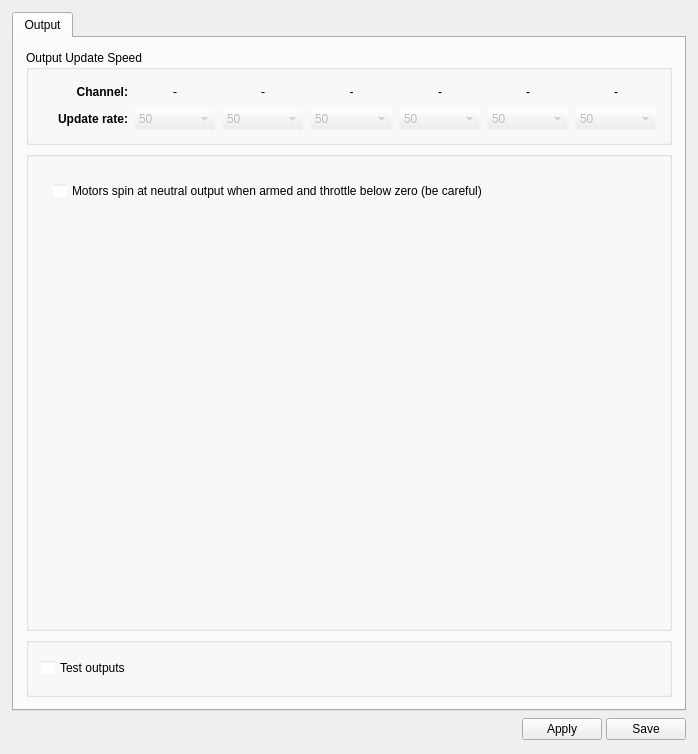
Above: ground/openpilotgcs/src/plugins/config/output.ui from openpilot/OpenPilot before the change. Below: the same form after it.
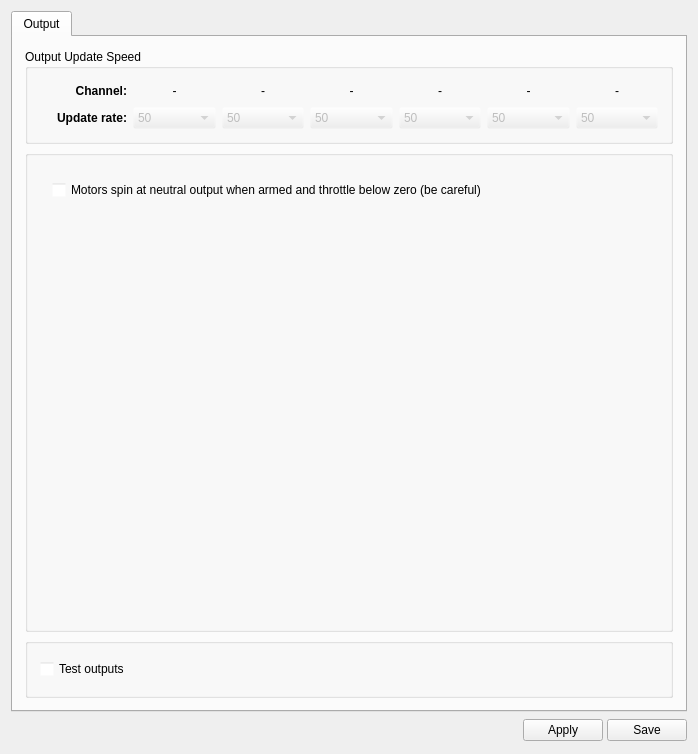
That is the form after the change. Icons and pictures are not drawn.

What changed in the file:
```diff
--- a/ground/openpilotgcs/src/plugins/config/output.ui
+++ b/ground/openpilotgcs/src/plugins/config/output.ui
@@ -14,9 +14,6 @@
    <string>Form</string>
   </property>
   <layout class="QVBoxLayout" name="verticalLayout_2">
-   <property name="margin">
-    <number>12</number>
-   </property>
    <item>
     <widget class="QTabWidget" name="tabWidget">
      <property name="tabShape">
@@ -116,8 +113,8 @@
            <rect>
             <x>0</x>
             <y>0</y>
-            <width>668</width>
-            <height>671</height>
+            <width>676</width>
+            <height>674</height>
            </rect>
           </property>
           <layout class="QVBoxLayout" name="verticalLayout_3">
```
Left out of the diff: 66 changed lines with no effect on the pictures.
